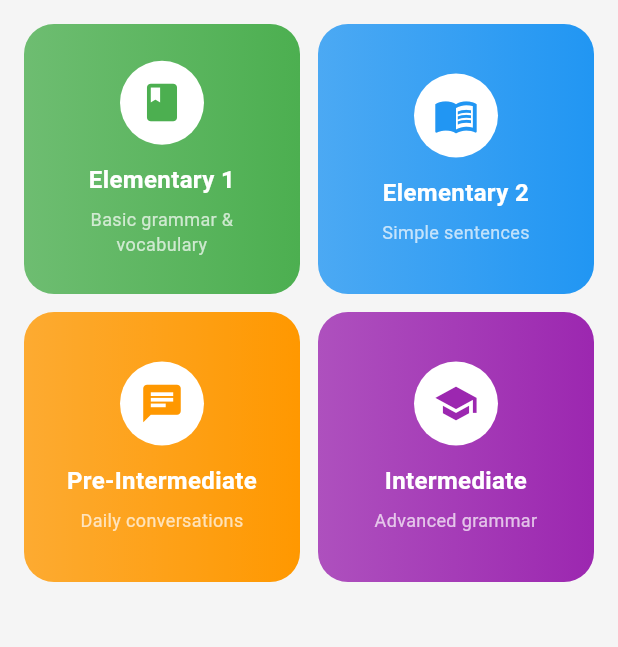
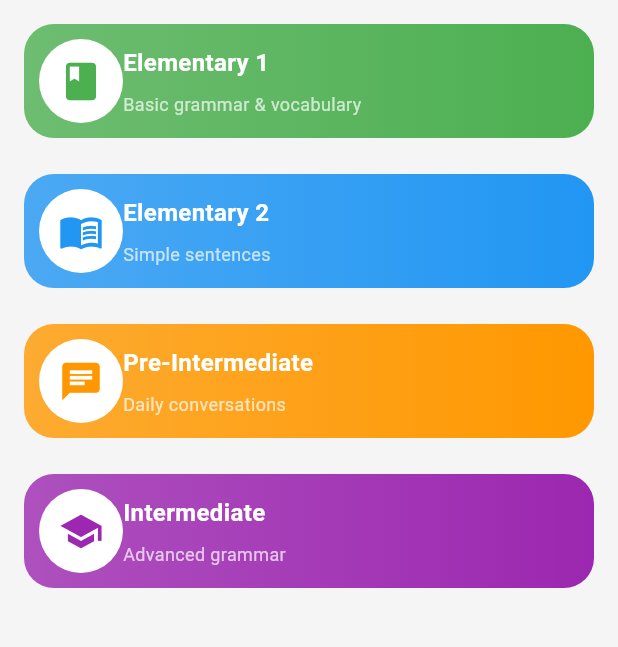
Before and after one commit to alex-manida/learn_english, a Flutter app: the screen it shows after launch, on a phone screen of 412 x 824 dp, the part 84-731 px from its top. Run offline on Flutter 3.47's test engine with Material 3 defaults, Android fonts, the phone set to English and light mode, and no system bars.

Commit message:
made some changes

```diff
--- /dev/null
+++ b/devtools_options.yaml
@@ -0,0 +1,3 @@
+description: This file stores settings for Dart & Flutter DevTools.
+documentation: https://docs.flutter.dev/tools/devtools/extensions#configure-extension-enablement-states
+extensions:
--- a/lib/screens/home_screen.dart
+++ b/lib/screens/home_screen.dart
@@ -1,4 +1,5 @@
 import 'package:flutter/material.dart';
+import 'package:learn_english/screens/about_screen.dart';
 import 'package:learn_english/screens/settings_screen.dart';
 import 'quiz_screen.dart';
 
@@ -59,14 +60,15 @@ class HomeScreen extends StatelessWidget {
           MaterialPageRoute(builder: (_) => QuizScreen(level: level)),
         );
       },
+      child: SingleChildScrollView(
         child: Container(
           decoration: BoxDecoration(
             gradient: LinearGradient(colors: [color.withOpacity(0.8), color]),
             borderRadius: BorderRadius.circular(20),
           ),
-        padding: const EdgeInsets.all(16),
-        child: Column(
-          mainAxisAlignment: MainAxisAlignment.center,
+          padding: const EdgeInsets.all(10),
+          child: Row(
+            mainAxisAlignment: MainAxisAlignment.start,
             children: [
               CircleAvatar(
                 radius: 28,
@@ -75,6 +77,10 @@ class HomeScreen extends StatelessWidget {
               ),
               const SizedBox(height: 12),
 
+              Column(
+                crossAxisAlignment: CrossAxisAlignment.start,
+                spacing: 8,
+                children: [
                   Text(
                     title,
                     textAlign: TextAlign.center,
@@ -84,15 +90,15 @@ class HomeScreen extends StatelessWidget {
                       color: Colors.white,
                     ),
                   ),
-
-            const SizedBox(height: 6),
-
                   Text(
                     subtitle,
                     textAlign: TextAlign.center,
                     style: const TextStyle(fontSize: 12, color: Colors.white70),
                   ),
                 ],
+              ),
+            ],
+          ),
         ),
       ),
     );
@@ -125,22 +131,22 @@ class HomeScreen extends StatelessWidget {
             title: const Text("Home"),
             onTap: () => Navigator.pop(context),
           ),
-
-          ListTile(
-            leading: const Icon(Icons.settings),
-            title: const Text("Settings"),
-            onTap: () {
-              Navigator.push(
-                context,
-                MaterialPageRoute(
-                  builder: (_) => SettingsScreen(
-                    isDarkMode: isDarkMode,
-                    onThemeChanged: onThemeChanged,
-                  ),
-                ),
-              );
-            },
-          ),
+          //
+          // ListTile(
+          //   leading: const Icon(Icons.settings),
+          //   title: const Text("Settings"),
+          //   onTap: () {
+          //     Navigator.push(
+          //       context,
+          //       MaterialPageRoute(
+          //         builder: (_) => SettingsScreen(
+          //           isDarkMode: isDarkMode,
+          //           onThemeChanged: onThemeChanged,
+          //         ),
+          //       ),
+          //     );
+          //   },
+          // ),
 
           // 🌙 Night Mode Switch
           SwitchListTile(
@@ -158,11 +164,14 @@ class HomeScreen extends StatelessWidget {
             leading: const Icon(Icons.info),
             title: const Text("About"),
             onTap: () {
-              showAboutDialog(
-                context: context,
-                applicationName: "Learn English",
-                applicationVersion: "1.0.0",
-                children: const [Text("Simple English learning quiz app.")],
+              Navigator.push(
+                context,
+                MaterialPageRoute(
+                  builder: (_) => AboutScreen(
+                    isDarkMode: isDarkMode,
+                    onThemeChanged: onThemeChanged,
+                  ),
+                ),
               );
             },
           ),
@@ -184,10 +193,9 @@ class HomeScreen extends StatelessWidget {
         padding: const EdgeInsets.all(16),
 
         gridDelegate: const SliverGridDelegateWithMaxCrossAxisExtent(
-          maxCrossAxisExtent: 300, // max width per card
-          mainAxisExtent: 180, // height of each card
-          crossAxisSpacing: 12,
-          mainAxisSpacing: 12,
+          maxCrossAxisExtent: 500, // max width per card
+          mainAxisExtent: 100, // height of each card
+          crossAxisSpacing: 10, // spacing for ending and starting
         ),
 
         itemCount: levels.length,
--- a/lib/screens/quiz_screen.dart
+++ b/lib/screens/quiz_screen.dart
@@ -121,7 +121,7 @@ class _QuizScreenState extends State<QuizScreen> {
                         color: theme.iconTheme.color),
                   ),
                   Text(
-                    "Module 1",
+                    "Exercise 01-20",
                     style: TextStyle(
                       color: theme.colorScheme.primary,
                       fontWeight: FontWeight.bold,
```
Also changed, not shown: lib/screens/about_screen.dart (added, +20 -0 lines), lib/screens/settings_screen.dart (+3 -59 lines), 1 other file. Lines whose indentation alone changed are shown as unchanged.
